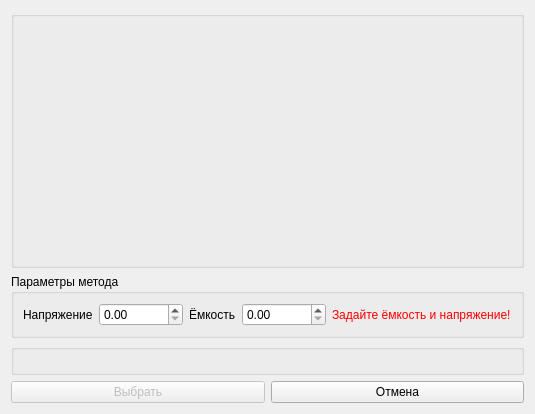
This is data/zrmmethodchoose.ui in dostapazov/powermon_v4 as Qt 5 draws it before an edit. The edited form follows.
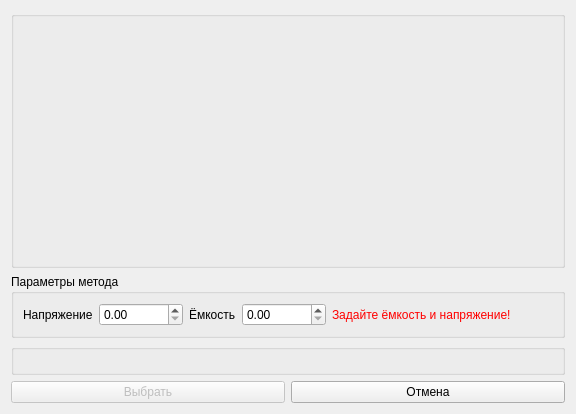
This is the edited form. Custom widgets are drawn as their Qt base class.

Patch:
```diff
--- a/data/zrmmethodchoose.ui
+++ b/data/zrmmethodchoose.ui
@@ -6,7 +6,7 @@
    <rect>
     <x>0</x>
     <y>0</y>
-    <width>535</width>
+    <width>576</width>
     <height>414</height>
    </rect>
   </property>
@@ -137,6 +137,12 @@
    </item>
    <item>
     <widget class="QGroupBox" name="groupBox_5">
+     <property name="sizePolicy">
+      <sizepolicy hsizetype="Preferred" vsizetype="Maximum">
+       <horstretch>0</horstretch>
+       <verstretch>0</verstretch>
+      </sizepolicy>
+     </property>
      <property name="title">
       <string/>
      </property>
```
